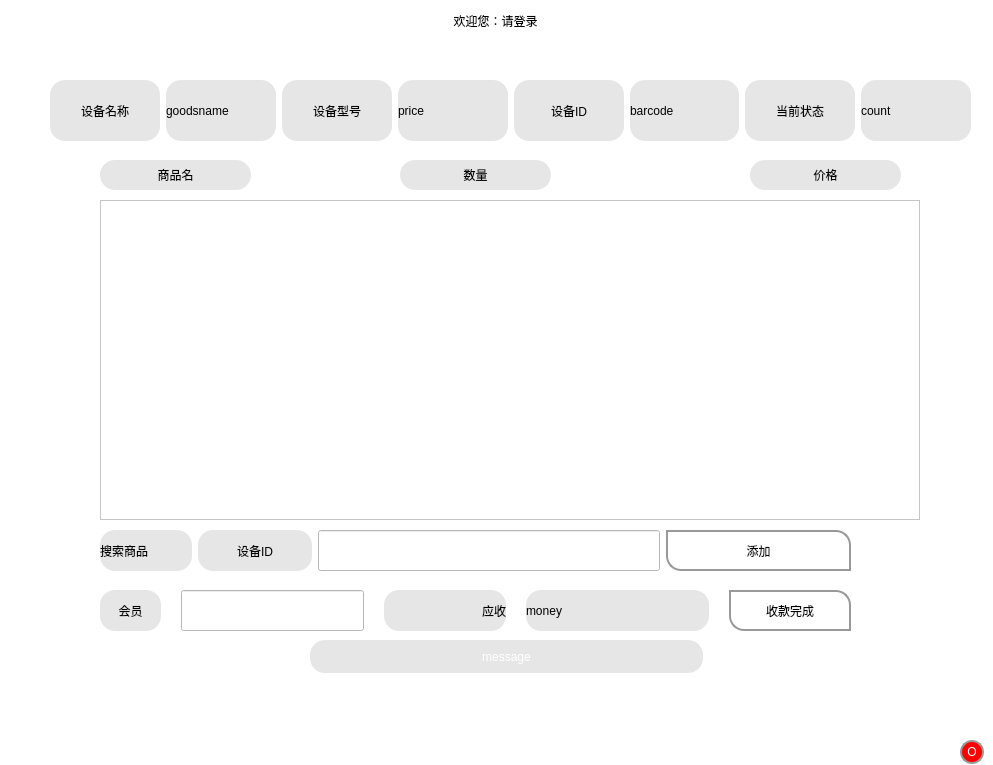
This is storeUi/store.ui in 97CBR/drivesSystem as Qt 5 draws it before an edit. The edited form follows.
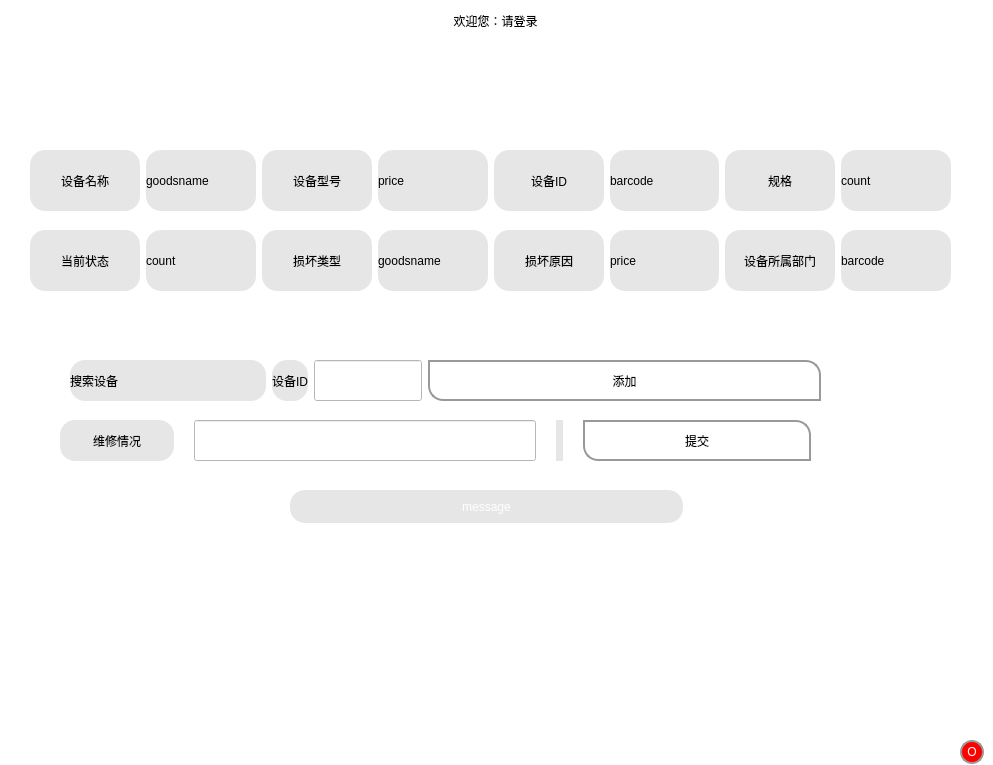
This is the edited form. Icons and pictures are not drawn.

Commit message: 部分页面代码规范清理、重构fixer页面，数据库变更

Patch:
```diff
--- a/storeUi/store.ui
+++ b/storeUi/store.ui
@@ -1694,8 +1694,8 @@
      <widget class="QWidget" name="horizontalLayoutWidget_6">
       <property name="geometry">
        <rect>
-        <x>50</x>
-        <y>40</y>
+        <x>30</x>
+        <y>110</y>
         <width>921</width>
         <height>61</height>
        </rect>
@@ -1765,11 +1765,11 @@
         </layout>
        </item>
        <item>
-        <layout class="QHBoxLayout" name="horizontalLayout_23">
+        <layout class="QHBoxLayout" name="horizontalLayout_31">
          <item>
-          <widget class="QLabel" name="label_14">
+          <widget class="QLabel" name="label_31">
            <property name="text">
-            <string>当前状态</string>
+            <string>规格</string>
            </property>
            <property name="alignment">
             <set>Qt::AlignCenter</set>
@@ -1777,7 +1777,7 @@
           </widget>
          </item>
          <item>
-          <widget class="QLabel" name="count">
+          <widget class="QLabel" name="fixer_drive_spec">
            <property name="text">
             <string>count</string>
            </property>
@@ -1787,97 +1787,104 @@
        </item>
       </layout>
      </widget>
-     <widget class="QListWidget" name="listWidget">
-      <property name="geometry">
-       <rect>
-        <x>100</x>
-        <y>160</y>
-        <width>820</width>
-        <height>320</height>
-       </rect>
-      </property>
-     </widget>
-     <widget class="QWidget" name="widget_2" native="true">
-      <property name="geometry">
-       <rect>
-        <x>100</x>
-        <y>120</y>
-        <width>820</width>
-        <height>30</height>
-       </rect>
-      </property>
-      <widget class="QLabel" name="label_10">
-       <property name="geometry">
-        <rect>
-         <x>0</x>
-         <y>0</y>
-         <width>151</width>
-         <height>30</height>
-        </rect>
-       </property>
-       <property name="text">
-        <string>商品名</string>
-       </property>
-       <property name="alignment">
-        <set>Qt::AlignCenter</set>
-       </property>
-      </widget>
-      <widget class="QLabel" name="label_11">
-       <property name="geometry">
-        <rect>
-         <x>300</x>
-         <y>0</y>
-         <width>151</width>
-         <height>30</height>
-        </rect>
-       </property>
-       <property name="text">
-        <string>数量</string>
-       </property>
-       <property name="alignment">
-        <set>Qt::AlignCenter</set>
-       </property>
-      </widget>
-      <widget class="QLabel" name="label_12">
-       <property name="geometry">
-        <rect>
-         <x>650</x>
-         <y>0</y>
-         <width>151</width>
-         <height>30</height>
-        </rect>
-       </property>
-       <property name="text">
-        <string>价格</string>
-       </property>
-       <property name="alignment">
-        <set>Qt::AlignCenter</set>
-       </property>
-      </widget>
-     </widget>
      <widget class="QWidget" name="widget" native="true">
       <property name="geometry">
        <rect>
-        <x>100</x>
-        <y>490</y>
-        <width>821</width>
-        <height>151</height>
+        <x>50</x>
+        <y>310</y>
+        <width>891</width>
+        <height>211</height>
        </rect>
       </property>
+      <widget class="QWidget" name="horizontalLayoutWidget_9">
+       <property name="geometry">
+        <rect>
+         <x>10</x>
+         <y>70</y>
+         <width>751</width>
+         <height>41</height>
+        </rect>
+       </property>
+       <layout class="QHBoxLayout" name="horizontalLayout_9" stretch="1,3,0,2">
+        <property name="spacing">
+         <number>20</number>
+        </property>
+        <item>
+         <widget class="QLabel" name="label_28">
+          <property name="text">
+           <string>维修情况</string>
+          </property>
+          <property name="alignment">
+           <set>Qt::AlignCenter</set>
+          </property>
+         </widget>
+        </item>
+        <item>
+         <widget class="QLineEdit" name="customername">
+          <property name="sizePolicy">
+           <sizepolicy hsizetype="Expanding" vsizetype="Preferred">
+            <horstretch>0</horstretch>
+            <verstretch>0</verstretch>
+           </sizepolicy>
+          </property>
+         </widget>
+        </item>
+        <item>
+         <widget class="QLabel" name="need_pay">
+          <property name="text">
+           <string/>
+          </property>
+         </widget>
+        </item>
+        <item>
+         <widget class="QPushButton" name="finish_pay">
+          <property name="sizePolicy">
+           <sizepolicy hsizetype="Minimum" vsizetype="Preferred">
+            <horstretch>0</horstretch>
+            <verstretch>0</verstretch>
+           </sizepolicy>
+          </property>
+          <property name="text">
+           <string>提交</string>
+          </property>
+         </widget>
+        </item>
+       </layout>
+      </widget>
+      <widget class="QLabel" name="salemessage">
+       <property name="geometry">
+        <rect>
+         <x>240</x>
+         <y>140</y>
+         <width>393</width>
+         <height>33</height>
+        </rect>
+       </property>
+       <property name="styleSheet">
+        <string notr="true">font: 18pt &quot;楷体&quot;;
+color: rgb(255, 255, 255);</string>
+       </property>
+       <property name="text">
+        <string>message</string>
+       </property>
+       <property name="alignment">
+        <set>Qt::AlignCenter</set>
+       </property>
+      </widget>
       <widget class="QWidget" name="horizontalLayoutWidget_8">
        <property name="geometry">
         <rect>
-         <x>0</x>
-         <y>0</y>
+         <x>20</x>
+         <y>10</y>
          <width>751</width>
          <height>41</height>
         </rect>
        </property>
-       <layout class="QHBoxLayout" name="horizontalLayout_8" stretch="1,5,2">
+       <layout class="QHBoxLayout" name="horizontalLayout_8" stretch="1,0,2">
         <item>
          <widget class="QLabel" name="label_7">
           <property name="text">
-           <string>搜索商品</string>
+           <string>搜索设备</string>
           </property>
          </widget>
         </item>
@@ -1923,91 +1930,102 @@
         </item>
        </layout>
       </widget>
-      <widget class="QWidget" name="horizontalLayoutWidget_9">
-       <property name="geometry">
-        <rect>
-         <x>0</x>
-         <y>60</y>
-         <width>751</width>
-         <height>41</height>
-        </rect>
-       </property>
-       <layout class="QHBoxLayout" name="horizontalLayout_9" stretch="1,3,2,3,2">
-        <property name="spacing">
-         <number>20</number>
-        </property>
-        <item>
-         <widget class="QLabel" name="label_28">
-          <property name="text">
-           <string>会员</string>
-          </property>
-          <property name="alignment">
-           <set>Qt::AlignCenter</set>
-          </property>
-         </widget>
-        </item>
-        <item>
-         <widget class="QLineEdit" name="customername">
-          <property name="sizePolicy">
-           <sizepolicy hsizetype="Expanding" vsizetype="Preferred">
-            <horstretch>0</horstretch>
-            <verstretch>0</verstretch>
-           </sizepolicy>
-          </property>
-         </widget>
-        </item>
-        <item>
-         <widget class="QLabel" name="label_8">
-          <property name="text">
-           <string>应收</string>
-          </property>
-          <property name="alignment">
-           <set>Qt::AlignRight|Qt::AlignTrailing|Qt::AlignVCenter</set>
-          </property>
-         </widget>
-        </item>
-        <item>
-         <widget class="QLabel" name="need_pay">
-          <property name="text">
-           <string>money</string>
-          </property>
-         </widget>
-        </item>
-        <item>
-         <widget class="QPushButton" name="finish_pay">
-          <property name="sizePolicy">
-           <sizepolicy hsizetype="Minimum" vsizetype="Preferred">
-            <horstretch>0</horstretch>
-            <verstretch>0</verstretch>
-           </sizepolicy>
-          </property>
-          <property name="text">
-           <string>收款完成</string>
-          </property>
-         </widget>
-        </item>
-       </layout>
-      </widget>
-      <widget class="QLabel" name="salemessage">
-       <property name="geometry">
-        <rect>
-         <x>210</x>
-         <y>110</y>
-         <width>393</width>
-         <height>33</height>
-        </rect>
-       </property>
-       <property name="styleSheet">
-        <string notr="true">font: 18pt &quot;楷体&quot;;
-color: rgb(255, 255, 255);</string>
-       </property>
-       <property name="text">
-        <string>message</string>
-       </property>
-       <property name="alignment">
-        <set>Qt::AlignCenter</set>
-       </property>
-      </widget>
+     </widget>
+     <widget class="QWidget" name="horizontalLayoutWidget_17">
+      <property name="geometry">
+       <rect>
+        <x>30</x>
+        <y>190</y>
+        <width>921</width>
+        <height>61</height>
+       </rect>
+      </property>
+      <layout class="QHBoxLayout" name="horizontalLayout_27">
+       <item>
+        <layout class="QHBoxLayout" name="horizontalLayout_23">
+         <item>
+          <widget class="QLabel" name="label_14">
+           <property name="text">
+            <string>当前状态</string>
+           </property>
+           <property name="alignment">
+            <set>Qt::AlignCenter</set>
+           </property>
+          </widget>
+         </item>
+         <item>
+          <widget class="QLabel" name="fixer_drive_statu">
+           <property name="text">
+            <string>count</string>
+           </property>
+          </widget>
+         </item>
+        </layout>
+       </item>
+       <item>
+        <layout class="QHBoxLayout" name="horizontalLayout_28">
+         <item>
+          <widget class="QLabel" name="label_8">
+           <property name="text">
+            <string>损坏类型</string>
+           </property>
+           <property name="alignment">
+            <set>Qt::AlignCenter</set>
+           </property>
+          </widget>
+         </item>
+         <item>
+          <widget class="QLabel" name="fixer_drive_etpye">
+           <property name="text">
+            <string>goodsname</string>
+           </property>
+          </widget>
+         </item>
+        </layout>
+       </item>
+       <item>
+        <layout class="QHBoxLayout" name="horizontalLayout_29">
+         <item>
+          <widget class="QLabel" name="cbevvv">
+           <property name="text">
+            <string>损坏原因</string>
+           </property>
+           <property name="alignment">
+            <set>Qt::AlignCenter</set>
+           </property>
+          </widget>
+         </item>
+         <item>
+          <widget class="QLabel" name="fixer_drive_ereason">
+           <property name="text">
+            <string>price</string>
+           </property>
+          </widget>
+         </item>
+        </layout>
+       </item>
+       <item>
+        <layout class="QHBoxLayout" name="horizontalLayout_30">
+         <item>
+          <widget class="QLabel" name="label_11">
+           <property name="text">
+            <string>设备所属部门</string>
+           </property>
+           <property name="alignment">
+            <set>Qt::AlignCenter</set>
+           </property>
+          </widget>
+         </item>
+         <item>
+          <widget class="QLabel" name="fixer_drive_department">
+           <property name="text">
+            <string>barcode</string>
+           </property>
+          </widget>
+         </item>
+        </layout>
+       </item>
+      </layout>
      </widget>
     </widget>
    </widget>
```
Left out of the diff: 8 changed lines with no effect on the pictures. The commit also changes 3 other files.
